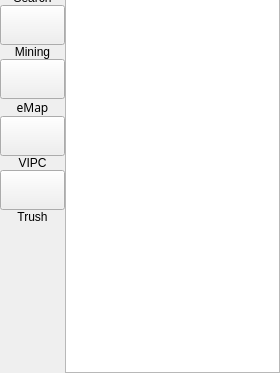
Qt form veapp/main/vscdevicelist.ui (linkingvision/rapidvms) before a commit; both pictures show x 0 to 280 and y 211 to 584 of the 280 by 584 pixel window.
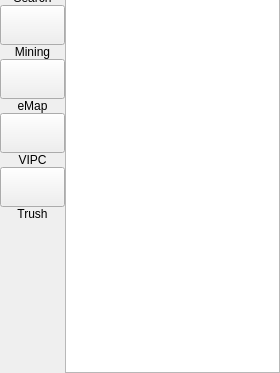
The same form after that commit. Icons and pictures are not drawn. Custom widgets are drawn as their Qt base class.

```diff
--- a/veapp/main/vscdevicelist.ui
+++ b/veapp/main/vscdevicelist.ui
@@ -331,15 +331,6 @@
        </item>
        <item>
         <widget class="QLabel" name="lbEmap">
-         <property name="font">
-          <font>
-           <family>Arial Unicode MS</family>
-           <pointsize>9</pointsize>
-           <weight>50</weight>
-           <italic>false</italic>
-           <bold>false</bold>
-          </font>
-         </property>
          <property name="text">
           <string>eMap</string>
          </property>
```
